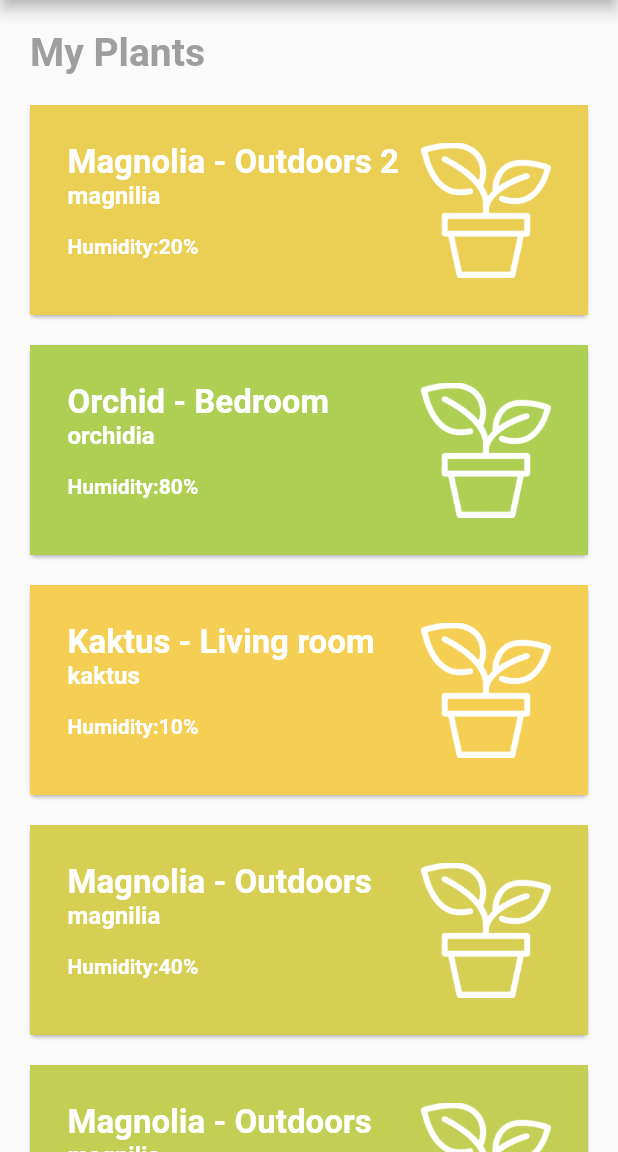
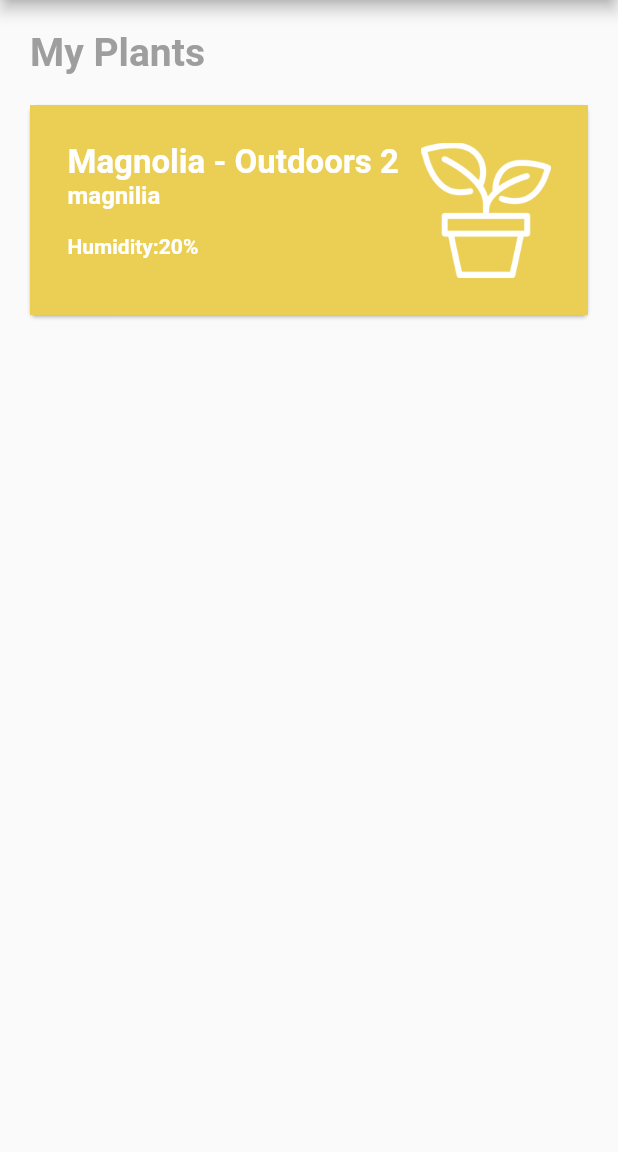
Before and after one commit to Freddessson/hungry_plants, a Flutter app: the screen it shows after launch, on a phone screen of 412 x 824 dp, the part 84-1236 px from its top. Run offline on Flutter 3.47's test engine with Material 2 defaults, Android fonts, the phone set to English and light mode, and no system bars; our stand-ins replace charts_flutter; Roboto replaces fonts that are missing (Helvetica).

Commit message:
Changing from functions to Widgets, also added a second Screen

```diff
--- /dev/null
+++ b/lib/components/plantCard.dart
@@ -0,0 +1,53 @@
+import 'package:flutter/material.dart';
+
+import './styles/text/default.dart';
+import './styles/text/subtitle.dart';
+import './styles/text/title.dart';
+import './styles/dynamic_color.dart';
+
+import '../pages/singlePlant.dart';
+
+class PlantCard extends StatelessWidget {
+  PlantCard({ this.title, this.humidityLevel, this.breed});
+
+  final String title;
+  final int humidityLevel;
+  final String breed;
+
+  @override
+  Widget build(BuildContext context) {
+    var subtitle = "\nHumidity:" + humidityLevel.toString() + "%";
+
+    return new GestureDetector(
+        onTap: () => Navigator.push(
+          context,
+          MaterialPageRoute(builder: (context) => SinglePlant()),
+        ),
+        child: new Card(
+          margin: EdgeInsets.only(top: 20.0),
+          child: new Container(
+            padding: EdgeInsets.all(25.0),
+            height: 140.0,
+            decoration: new BoxDecoration(
+              color: getDynamicColor(humidityLevel),
+            ),
+            child: new Row(
+              children: <Widget> [
+                new Expanded(
+                  child: new Column(
+                    crossAxisAlignment: CrossAxisAlignment.start,
+                    children: [
+                      textTitle(title, TextAlign.left),
+                      textSubTitle(breed, TextAlign.left),
+                      defaultText(subtitle, TextAlign.left)
+                    ]
+                  )
+                ),
+                new Image.asset("assets/images/potted-plant.png")
+              ]
+            ),
+          ),
+        ),
+    );
+  }
+}
--- a/lib/main.dart
+++ b/lib/main.dart
@@ -1,7 +1,7 @@
 import 'package:flutter/material.dart';
 // import './card.dart';
-import './plantCard.dart';
-import 'charts/line-area.dart';
+import './pages/home.dart';
+import './pages/singlePlant.dart';
 
 void main() => runApp(new MyApp());
 
@@ -24,71 +24,7 @@ class MyApp extends StatelessWidget {
         //accentColor: Colors.white
         //primarySwatch: MaterialColor(0, new Map(0, Color(0xFFA9CF54))) //, Color.white))
       ),
-      home: new MyHomePage(title: 'Humidifyz Home'),
+      home: new Home(title: 'Humidifyz Home'),
     );
   }
 }
-
-class MyHomePage extends StatefulWidget {
-  MyHomePage({Key key, this.title}) : super(key: key);
-
-  // This widget is the home page of your application. It is stateful, meaning
-  // that it has a State object (defined below) that contains fields that affect
-  // how it looks.
-
-  // This class is the configuration for the state. It holds the values (in this
-  // case the title) provided by the parent (in this case the App widget) and
-  // used by the build method of the State. Fields in a Widget subclass are
-  // always marked "final".
-
-  final String title;
-
-  @override
-  _MyHomePageState createState() => new _MyHomePageState();
-}
-
-class _MyHomePageState extends State<MyHomePage> {
-  @override
-  Widget build(BuildContext context) {
-    // This method is rerun every time setState is called, for instance as done
-    // by the _incrementCounter method above.
-    //
-    // The Flutter framework has been optimized to make rerunning build methods
-    // fast, so that you can just rebuild anything that needs updating rather
-    // than having to individually change instances of widgets.
-    return new Scaffold(
-      appBar: new AppBar(
-        // Here we take the value from the MyHomePage object that was created by
-        // the App.build method, and use it to set our appbar title.
-        title: new Text(widget.title),
-      ),
-      body: new ListView(
-        //crossAxisAlignment: CrossAxisAlignment.stretch,
-        padding: const EdgeInsets.all(20.0),
-        children: [
-          new Text(
-            "My Plants",
-            textAlign: TextAlign.left,
-            style: new TextStyle(
-              color: Colors.grey,
-              fontSize: 26.0,
-              fontWeight: FontWeight.bold,
-              fontFamily: "Helvetica",
-            ),
-          ),
-          plantCard("Magnolia - Outdoors 2", 20, "magnilia"),
-          plantCard("Orchid - Bedroom", 80, "orchidia"),
-          plantCard("Kaktus - Living room", 10, "kaktus"),
-          plantCard("Magnolia - Outdoors", 40, "magnilia"),
-          plantCard("Magnolia - Outdoors", 60, "magnilia"),
-          plantCard("Magnolia - Outdoors", 50, "magnilia"),
-          plantCard("Magnolia - Outdoors", 30, "magnilia"),
-          plantCard("Orchid - Bedroom", 70, "orchidia"),
-          plantCard("Orchid - Bedroom", 90, "orchidia"),
-          plantCard("Orchid - Bedroom", 100, "orchidia"),
-          // AreaAndLineChart.withSampleData(),
-        ],
-      ),
-    );
-  }
-}
--- /dev/null
+++ b/lib/pages/home.dart
@@ -0,0 +1,72 @@
+import 'package:flutter/material.dart';
+// import './card.dart';
+import '../components/plantCard.dart';
+import '../components/charts/line-area.dart';
+
+class Home extends StatefulWidget {
+  Home({Key key, this.title}) : super(key: key);
+
+  // This widget is the home page of your application. It is stateful, meaning
+  // that it has a State object (defined below) that contains fields that affect
+  // how it looks.
+
+  // This class is the configuration for the state. It holds the values (in this
+  // case the title) provided by the parent (in this case the App widget) and
+  // used by the build method of the State. Fields in a Widget subclass are
+  // always marked "final".
+
+  final String title;
+
+  @override
+  _Home createState() => new _Home();
+}
+
+class _Home extends State<Home> {
+  @override
+  Widget build(BuildContext context) {
+    // This method is rerun every time setState is called, for instance as done
+    // by the _incrementCounter method above.
+    //
+    // The Flutter framework has been optimized to make rerunning build methods
+    // fast, so that you can just rebuild anything that needs updating rather
+    // than having to individually change instances of widgets.
+    return new Scaffold(
+      appBar: new AppBar(
+        // Here we take the value from the MyHomePage object that was created by
+        // the App.build method, and use it to set our appbar title.
+        title: new Text(widget.title),
+      ),
+      body: new ListView(
+        //crossAxisAlignment: CrossAxisAlignment.stretch,
+        padding: const EdgeInsets.all(20.0),
+        children: [
+          new Text(
+            "My Plants",
+            textAlign: TextAlign.left,
+            style: new TextStyle(
+              color: Colors.grey,
+              fontSize: 26.0,
+              fontWeight: FontWeight.bold,
+              fontFamily: "Helvetica",
+            ),
+          ),
+          new PlantCard(
+            title: "Magnolia - Outdoors 2",
+            humidityLevel: 20,
+            breed: "magnilia",
+          ),
+          // plantCard("Orchid - Bedroom", 80, "orchidia"),
+          // plantCard("Kaktus - Living room", 10, "kaktus"),
+          // plantCard("Magnolia - Outdoors", 40, "magnilia"),
+          // plantCard("Magnolia - Outdoors", 60, "magnilia"),
+          // plantCard("Magnolia - Outdoors", 50, "magnilia"),
+          // plantCard("Magnolia - Outdoors", 30, "magnilia"),
+          // plantCard("Orchid - Bedroom", 70, "orchidia"),
+          // plantCard("Orchid - Bedroom", 90, "orchidia"),
+          // plantCard("Orchid - Bedroom", 100, "orchidia"),
+          // AreaAndLineChart.withSampleData(),
+        ],
+      ),
+    );
+  }
+}
--- a/lib/plantCard.dart
+++ /dev/null
@@ -1,37 +0,0 @@
-import 'package:flutter/material.dart';
-
-import './styles/text/default.dart';
-import './styles/text/subtitle.dart';
-import './styles/text/title.dart';
-import './styles/dynamic_color.dart';
-
-
-Card plantCard(title, int humidityLevel, breed) {
-  var subtitle = "\nHumidity:" + humidityLevel.toString() + "%";
-
-  return new Card(
-    margin: EdgeInsets.only(top: 20.0),
-    child: new Container(
-      padding: EdgeInsets.all(25.0),
-      height: 140.0,
-      decoration: new BoxDecoration(
-        color: getDynamicColor(humidityLevel),
-      ),
-      child: new Row(
-        children: <Widget> [
-          new Expanded(
-            child: new Column(
-              crossAxisAlignment: CrossAxisAlignment.start,
-              children: [
-                textTitle(title, TextAlign.left),
-                textSubTitle(breed, TextAlign.left),
-                defaultText(subtitle, TextAlign.left)
-              ]
-            )
-          ),
-          new Image.asset("assets/images/potted-plant.png")
-        ]
-      ),
-    ),
-  );
-}
```
Also changed, not shown: lib/pages/singlePlant.dart (added, +51 -0 lines), lib/components/charts/line-area.dart (renamed from lib/charts/line-area.dart), lib/components/styles/dynamic_color.dart (renamed from lib/styles/dynamic_color.dart), lib/components/styles/text/default.dart (renamed from lib/styles/text/default.dart), lib/components/styles/text/pageTitleDark.dart (renamed from lib/styles/text/pageTitleDark.dart), lib/components/styles/text/subtitle.dart (renamed from lib/styles/text/subtitle.dart), lib/components/styles/text/title.dart (renamed from lib/styles/text/title.dart).
